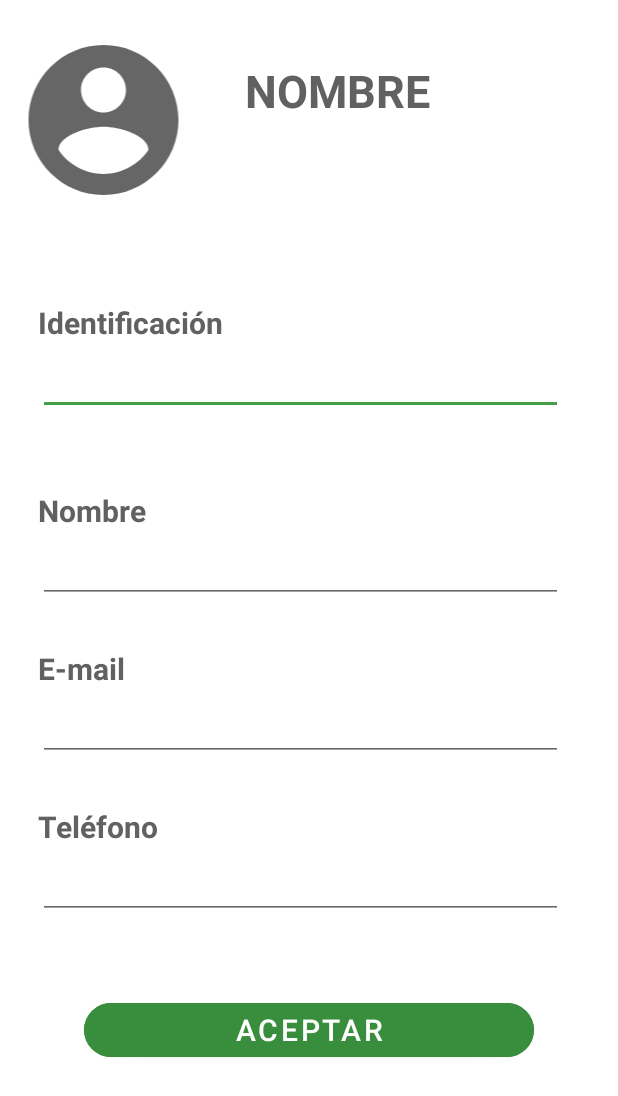
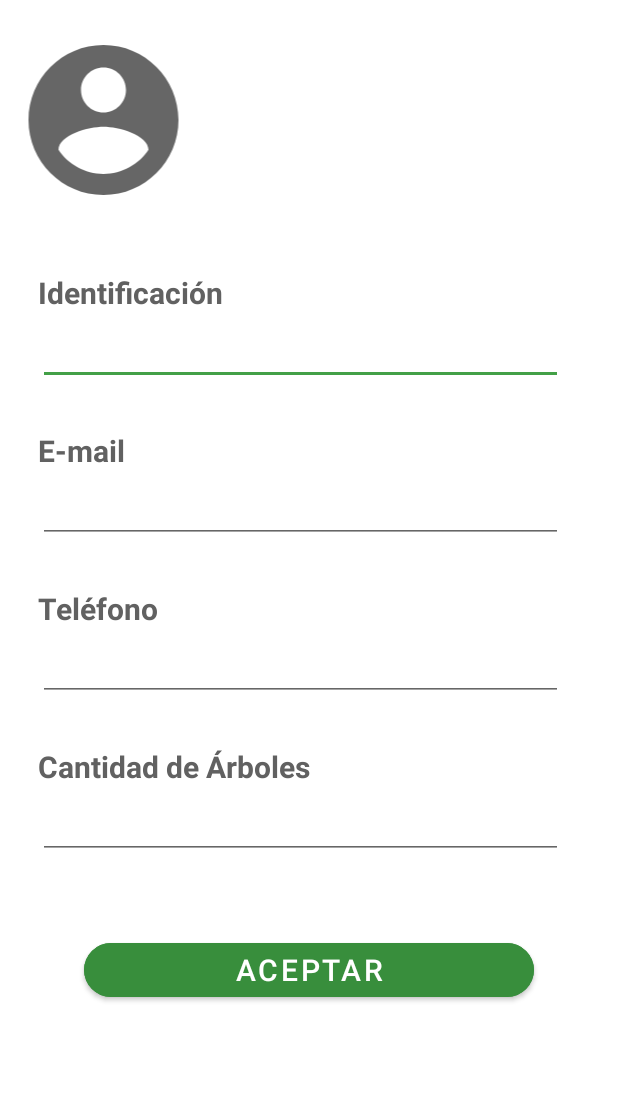
Before and after one commit to Jesica262/TrabajoPracticoIntegradorDAM, an Android app: the layout fragment_perfil.xml on its own in the app's theme, with its tools: preview values and no code run, on a phone screen of 412 x 824 dp. Shown: the top 1096 px of the screen. Run offline under Robolectric (Android 15) with nearby library versions, the phone set to English and light mode, and no system bars.

Commit message:
Modificacion de perfil

```diff
--- a/app/src/main/java/com/example/myarbolito/FragmentPerfil.java
+++ b/app/src/main/java/com/example/myarbolito/FragmentPerfil.java
@@ -16,6 +16,7 @@ import android.view.View;
 import android.view.ViewGroup;
 import android.widget.Button;
 import android.widget.EditText;
+import android.widget.TextView;
 import android.widget.Toast;
 
 import com.example.myarbolito.DataSource.UsuarioDataSource;
@@ -25,12 +26,14 @@ import com.example.myarbolito.Room.UsuarioRoomDataSource;
 
 import org.json.JSONException;
 
+import java.util.Locale;
 import java.util.Objects;
 
 public class FragmentPerfil extends Fragment {
     private Usuario usr ;
     private Button aceptar;
     private Bundle bundle;
+    private TextView nombreText;
     private EditText identificacion, email, telefono,nombreUsr;
     private SharedPreferences preferences;
     private SharedPreferences.Editor editor;
@@ -80,6 +83,7 @@ public class FragmentPerfil extends Fragment {
         email.setText(preferences.getString("email","email"));
         telefono.setText(preferences.getString("telefono","telefono"));
         nombreUsr.setText(preferences.getString("name","nombre"));
+        nombreText.setText(preferences.getString("name","nombre").toUpperCase());
 
     }
 
@@ -89,6 +93,7 @@ public class FragmentPerfil extends Fragment {
         email = view.findViewById(R.id.emailTextPerfil);
         nombreUsr=view.findViewById(R.id.nombreUsr);
         telefono = view.findViewById(R.id.telefonoPerfil);
+        nombreText = view.findViewById(R.id.nombreText);
         preferences = PreferenceManager.getDefaultSharedPreferences(getContext());
         editor = preferences.edit();
         usr=new Usuario();
--- a/app/src/main/res/layout/fragment_perfil.xml
+++ b/app/src/main/res/layout/fragment_perfil.xml
@@ -16,11 +16,6 @@
         android:layout_height="151dp"
         android:orientation="horizontal">
 
-        usuario;
-        private String pass;
-        private String email;
-        private Long telefono;
-
         <ImageView
             android:id="@+id/fotoInicioSesion"
             android:layout_width="138dp"
@@ -32,9 +27,9 @@
             android:id="@+id/nombreText"
             android:layout_width="wrap_content"
             android:layout_height="wrap_content"
-            android:layout_marginHorizontal="25dp"
-            android:layout_marginTop="40dp"
-            android:text="@string/Nombre"
+            android:layout_marginHorizontal="30dp"
+            android:layout_marginTop="50dp"
+            android:text=""
             android:textColor="@color/md_grey_700"
             android:textSize="30dp"
             android:textStyle="bold" />
@@ -49,7 +44,7 @@
             android:layout_width="wrap_content"
             android:layout_height="wrap_content"
             android:layout_marginHorizontal="25dp"
-            android:layout_marginTop="50dp"
+            android:layout_marginTop="30dp"
             android:text="Identificación"
             android:textColor="@color/md_grey_700"
             android:textSize="20dp"
@@ -57,26 +52,6 @@
 
         <EditText
             android:id="@+id/identificadorPerfil"
-            android:layout_width="350dp"
-            android:layout_height="wrap_content"
-            android:layout_marginHorizontal="25dp"
-            android:ems="10"
-            android:editable="false"
-            android:textSize="20dp"
-            android:textStyle="bold" />
-        <TextView
-            android:id="@+id/nombreUsuario"
-            android:layout_width="wrap_content"
-            android:layout_height="wrap_content"
-            android:layout_marginHorizontal="25dp"
-            android:layout_marginTop="50dp"
-            android:text="Nombre"
-            android:textColor="@color/md_grey_700"
-            android:textSize="20dp"
-            android:textStyle="bold" />
-
-        <EditText
-            android:id="@+id/nombreUsr"
             android:layout_width="350dp"
             android:layout_height="wrap_content"
             android:layout_marginHorizontal="25dp"
@@ -126,6 +101,27 @@
             android:textSize="20dp"
             android:textStyle="bold"/>
 
+        <TextView
+            android:id="@+id/nombreUsuario"
+            android:layout_width="wrap_content"
+            android:layout_height="wrap_content"
+            android:layout_marginHorizontal="25dp"
+            android:layout_marginTop="30dp"
+            android:text="Cantidad de Árboles"
+            android:textColor="@color/md_grey_700"
+            android:textSize="20dp"
+            android:textStyle="bold" />
+
+        <EditText
+            android:id="@+id/nombreUsr"
+            android:layout_width="350dp"
+            android:layout_height="wrap_content"
+            android:layout_marginHorizontal="25dp"
+            android:ems="10"
+            android:editable="false"
+            android:textSize="20dp"
+            android:textStyle="bold" />
+
         <Button
             android:id="@+id/registrar"
             android:layout_width="300dp"
```
